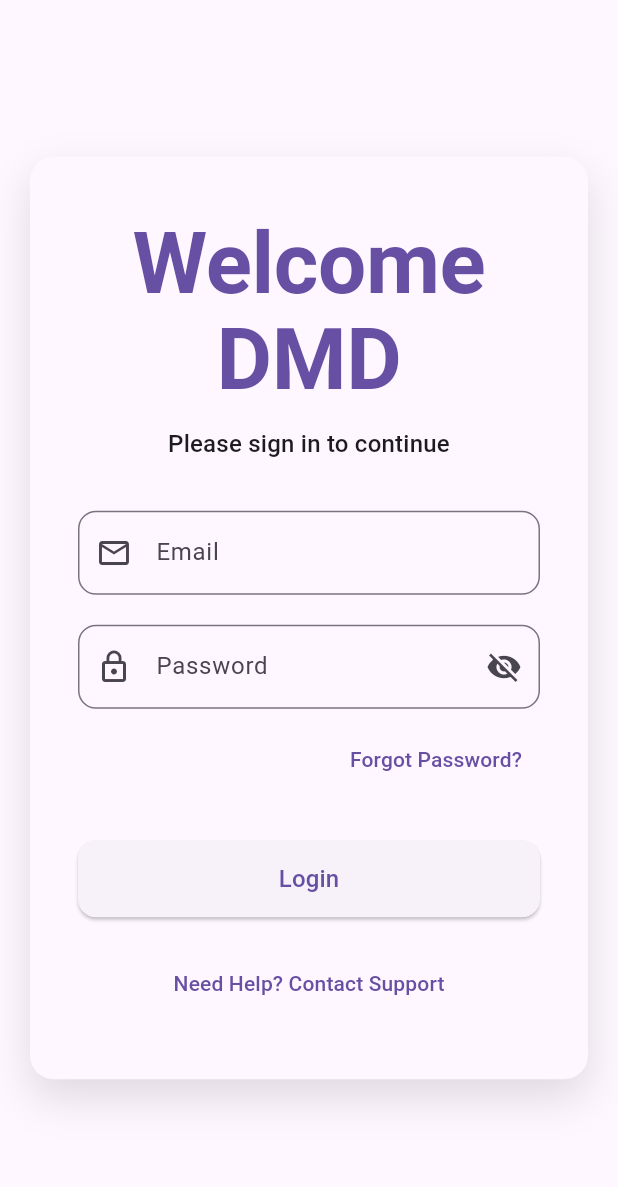
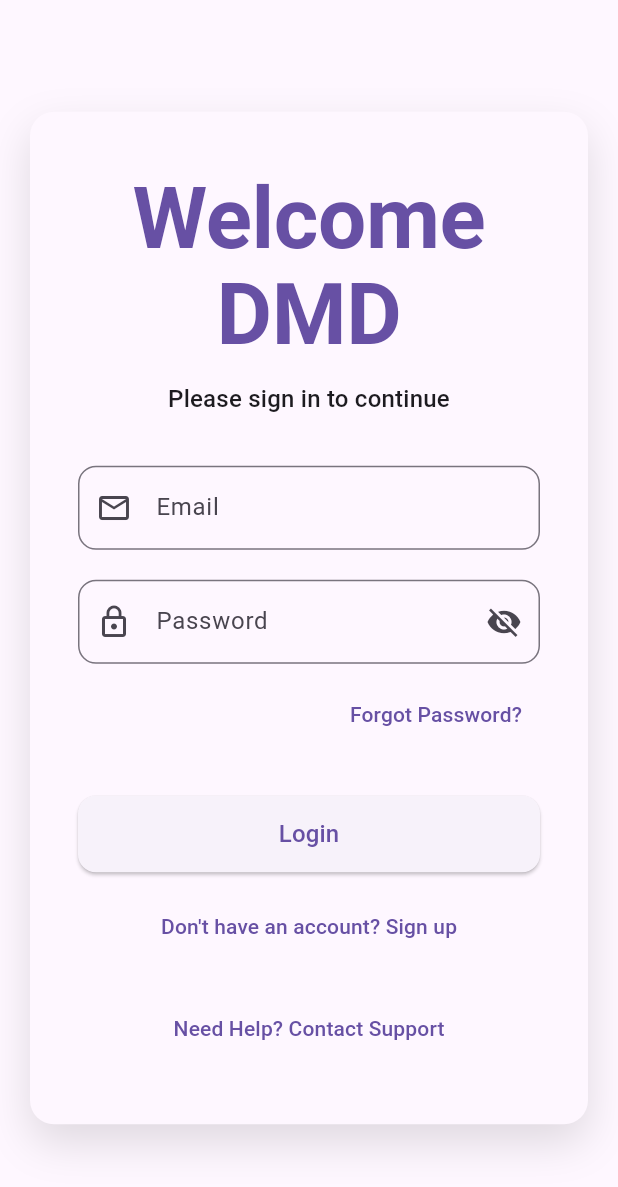
Before and after one commit to webdevdmd-hub/mgt_app, a Flutter app: the screen it shows after launch, on a phone screen of 412 x 824 dp. Shown: the top 1187 px of the screen. Run offline on Flutter 3.47's test engine with Material 3 defaults, Android fonts, the phone set to English and light mode, and no system bars; our stand-ins replace badges, cloud_firestore, cloud_functions, firebase_auth, firebase_core, flutter_riverpod and 3 more; accounts and stored records are empty.

Commit message:
Added the signup on login_page

```diff
--- a/lib/features/auth/presentation/screens/login_screen.dart
+++ b/lib/features/auth/presentation/screens/login_screen.dart
@@ -307,6 +307,11 @@ class LoginScreenState extends ConsumerState<LoginScreen> {
                       ),
               ),
             ),
+            const SizedBox(height: 12),
+            TextButton(
+              onPressed: () => context.go('/signup'),
+              child: const Text("Don't have an account? Sign up"),
+            ),
             const SizedBox(height: 20),
             TextButton(
               onPressed: _showSupportSheet,
```
